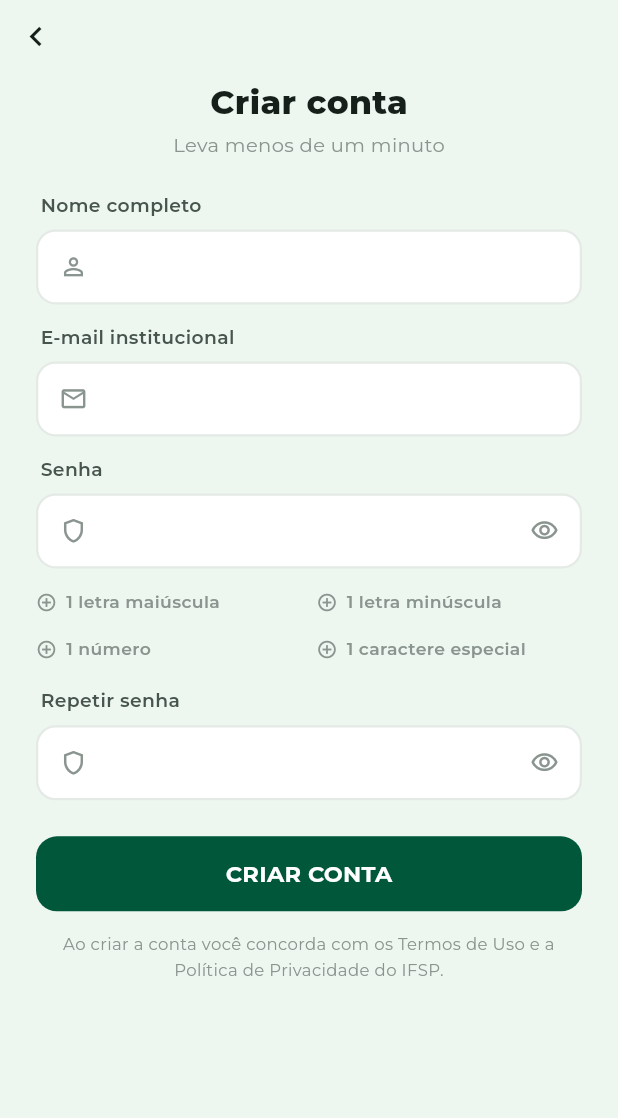
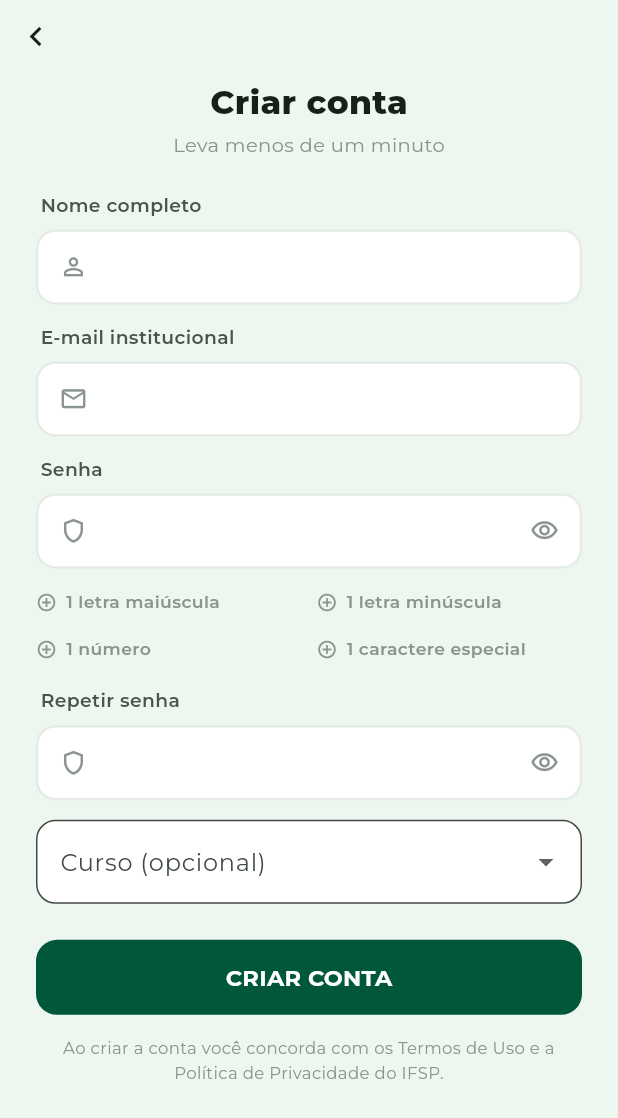
Before and after one commit to Denilsonlps/universe-app, a Flutter app: the RegisterScreen screen opened by its route, on a phone screen of 412 x 824 dp. Shown: the top 1118 px of the screen. Run offline on Flutter 3.47's test engine with Material 3 defaults, Android fonts, the phone set to English and light mode, and no system bars; our stand-ins replace cloud_firestore, firebase_auth, firebase_core, flutter_riverpod, go_router, google_fonts and 1 more; accounts and stored records are empty.

Commit message:
feat(auth): captura opcional de curso no cadastro (perfil)

```diff
--- a/lib/features/auth/screens/register_screen.dart
+++ b/lib/features/auth/screens/register_screen.dart
@@ -2,8 +2,11 @@ import 'package:flutter/material.dart';
 import 'package:flutter_riverpod/flutter_riverpod.dart';
 import 'package:go_router/go_router.dart';
 import '../../../core/providers/auth_provider.dart';
+import '../../../core/providers/profile_provider.dart';
 import '../../../core/theme/app_colors.dart';
 import '../../../data/auth/auth_repository.dart';
+import '../../../data/courses.dart';
+import '../../../data/profile/student_profile.dart';
 import '../../../shared/widgets/app_button.dart';
 import '../../../shared/widgets/app_field.dart';
 
@@ -16,6 +19,7 @@ class RegisterScreen extends ConsumerStatefulWidget {
 class _RegisterScreenState extends ConsumerState<RegisterScreen> {
   String _name = '', _email = '', _pw = '', _pw2 = '';
   bool _loading = false;
+  String? _course;
 
   bool get _emailOk => RegExp(r'^\S+@\S+\.\S+$').hasMatch(_email);
   List<(String, bool)> get _rules => [
@@ -31,7 +35,10 @@ class _RegisterScreenState extends ConsumerState<RegisterScreen> {
   Future<void> _submit() async {
     setState(() => _loading = true);
     try {
-      await ref.read(authRepositoryProvider).register(name: _name, email: _email, password: _pw);
+      final user = await ref.read(authRepositoryProvider).register(name: _name, email: _email, password: _pw);
+      if (_course != null) {
+        await ref.read(profileRepositoryProvider).save(StudentProfile(uid: user.id, course: _course));
+      }
     } on AuthException catch (e) {
       if (mounted) {
         ScaffoldMessenger.of(context).showSnackBar(SnackBar(content: Text(e.message)));
@@ -85,6 +92,18 @@ class _RegisterScreenState extends ConsumerState<RegisterScreen> {
                 PasswordField(label: 'Repetir senha', value: _pw2, valid: _matchOk,
                     error: _pw2.isNotEmpty && !_matchOk ? 'As senhas não coincidem' : null,
                     onChanged: (v) => setState(() => _pw2 = v)),
+                const SizedBox(height: 13),
+                DropdownButtonFormField<String>(
+                  initialValue: _course,
+                  isExpanded: true,
+                  decoration: InputDecoration(
+                    labelText: 'Curso (opcional)',
+                    filled: true, fillColor: c.card,
+                    border: OutlineInputBorder(borderRadius: BorderRadius.circular(13)),
+                  ),
+                  items: [for (final n in campusCourses) DropdownMenuItem(value: n, child: Text(n, overflow: TextOverflow.ellipsis))],
+                  onChanged: (v) => setState(() => _course = v),
+                ),
                 const SizedBox(height: 24),
                 AppButton(_loading ? 'Criando…' : 'CRIAR CONTA', full: true, onTap: (_canSubmit && !_loading) ? _submit : null),
                 const SizedBox(height: 14),
```
